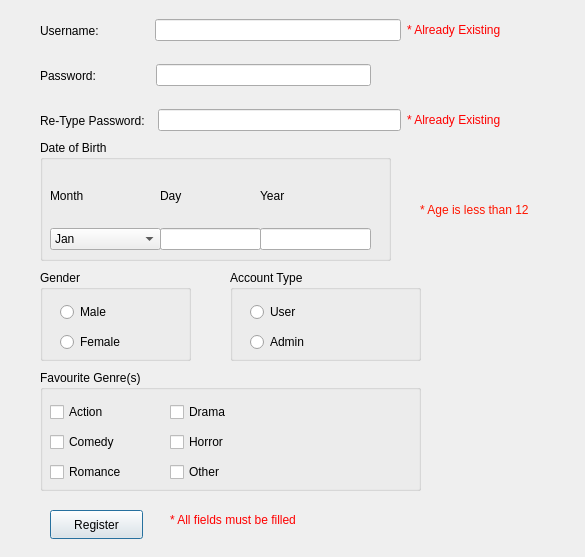
Qt form cinema/registerwindow.ui (ArithAmer/CinemaRegister) before a commit.
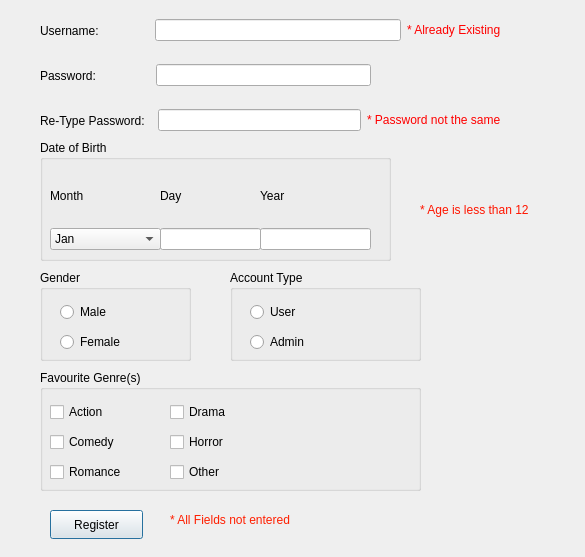
The same form after that commit.

Commit message: Final Update of the register window

```diff
--- a/cinema/registerwindow.ui
+++ b/cinema/registerwindow.ui
@@ -87,7 +87,7 @@
     <item>
      <widget class="QLabel" name="RePassLabelCheck">
       <property name="text">
-       <string>&lt;html&gt;&lt;head/&gt;&lt;body&gt;&lt;p&gt;&lt;span style=&quot; color:#ff0000;&quot;&gt;* Already Existing&lt;/span&gt;&lt;/p&gt;&lt;/body&gt;&lt;/html&gt;</string>
+       <string>&lt;html&gt;&lt;head/&gt;&lt;body&gt;&lt;p&gt;&lt;span style=&quot; color:#ff0000;&quot;&gt;* Password not the same&lt;/span&gt;&lt;/p&gt;&lt;/body&gt;&lt;/html&gt;</string>
       </property>
      </widget>
     </item>
@@ -438,7 +438,7 @@
     </rect>
    </property>
    <property name="text">
-    <string>&lt;html&gt;&lt;head/&gt;&lt;body&gt;&lt;p&gt;&lt;span style=&quot; color:#ff0000;&quot;&gt;* All fields must be filled&lt;/span&gt;&lt;/p&gt;&lt;/body&gt;&lt;/html&gt;</string>
+    <string>&lt;html&gt;&lt;head/&gt;&lt;body&gt;&lt;p&gt;&lt;span style=&quot; color:#ff1e00;&quot;&gt;* All Fields not entered&lt;/span&gt;&lt;/p&gt;&lt;/body&gt;&lt;/html&gt;</string>
    </property>
   </widget>
  </widget>
```
The commit also changes 3 other files.
